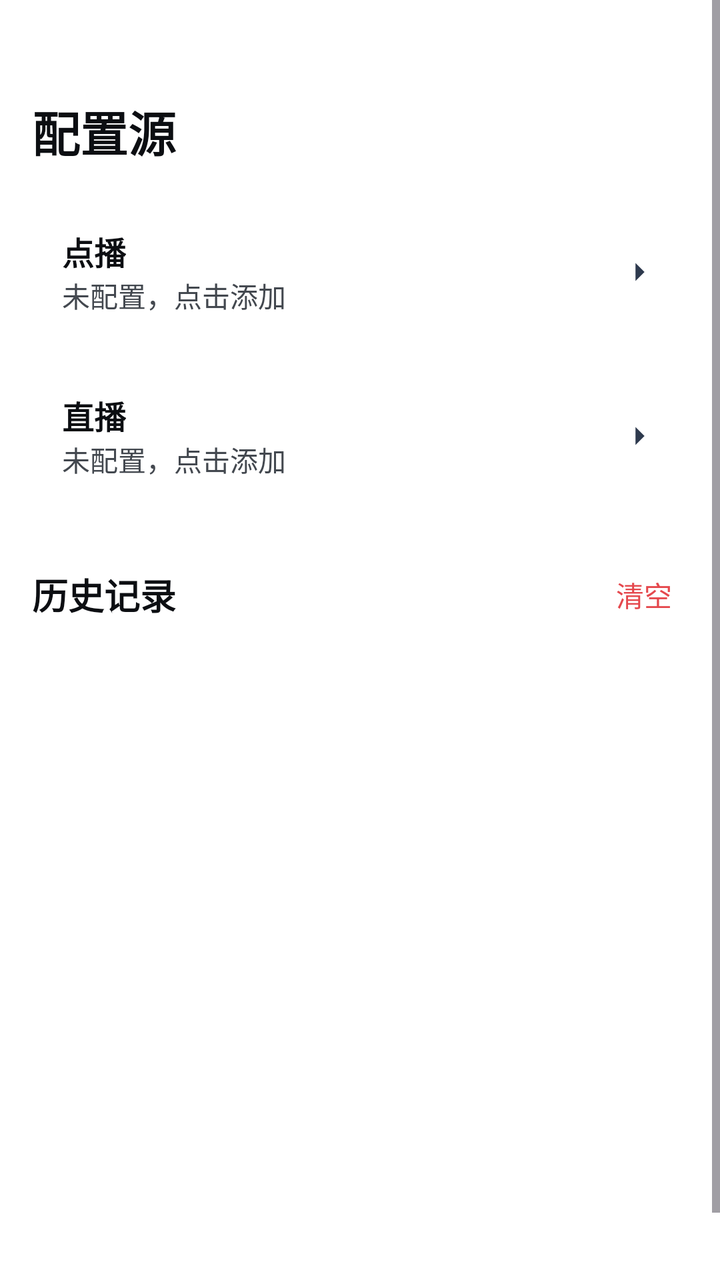
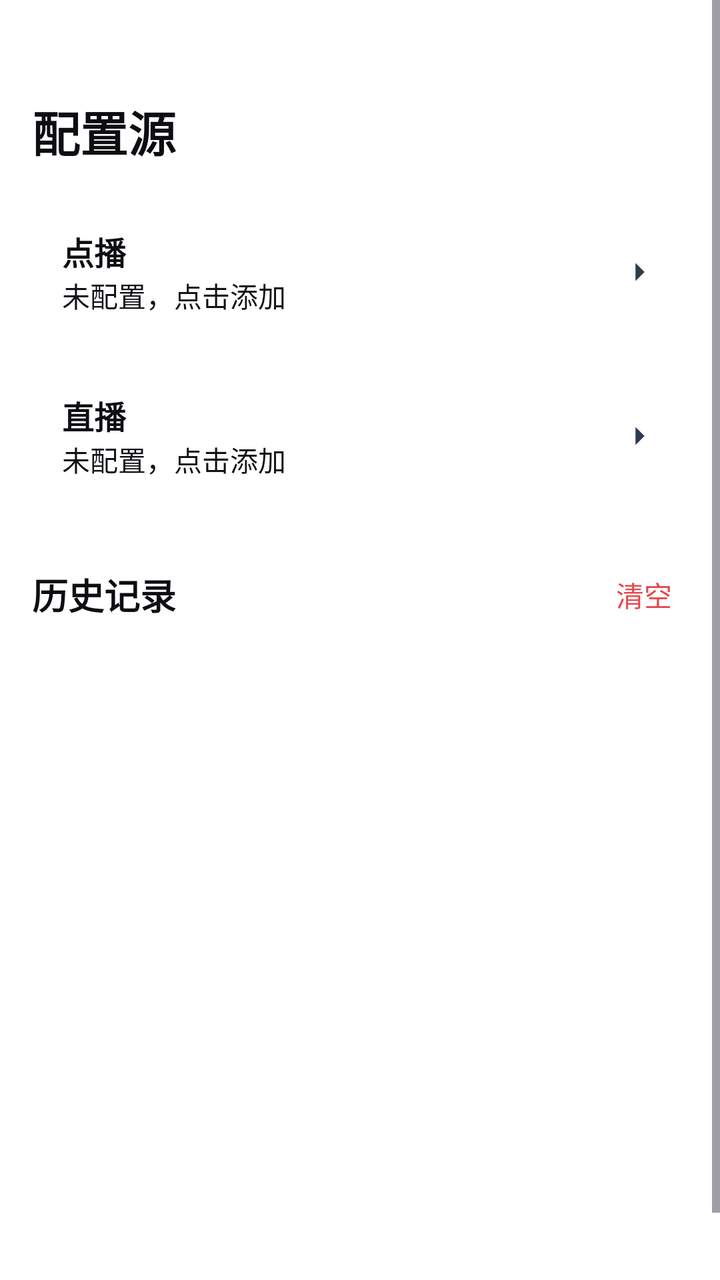

The first picture is an Android layout as it rendered before a commit; the second is the same layout after the commit. The layout source and the unified diff follow.
<!-- AndroidManifest.xml: another module's application theme Theme.App -->
<!-- res/layout/activity_config_source.xml -->
<?xml version="1.0" encoding="utf-8"?>
<ScrollView xmlns:android="http://schemas.android.com/apk/res/android"
    android:layout_width="match_parent"
    android:layout_height="match_parent"
    android:fillViewport="true">
    <LinearLayout
        android:layout_width="match_parent"
        android:layout_height="wrap_content"
        android:orientation="vertical"
        android:paddingLeft="16dp"
        android:paddingRight="16dp"
        android:paddingTop="48dp"
        android:paddingBottom="16dp">
        <TextView
            android:layout_width="wrap_content"
            android:layout_height="wrap_content"
            android:text="配置源"
            android:textColor="#0C0E12"
            android:textSize="24sp"
            android:textStyle="bold"
            android:layout_marginBottom="16dp" />
        <LinearLayout
            android:id="@+id/card_vod"
            android:layout_width="match_parent"
            android:layout_height="wrap_content"
            android:layout_marginBottom="8dp"
            android:background="@drawable/xc_setcard_v2"
            android:clickable="true"
            android:focusable="true"
            android:foreground="?attr/selectableItemBackground"
            android:gravity="center_vertical"
            android:minHeight="64dp"
            android:orientation="horizontal"
            android:padding="15dp">
            <LinearLayout
                android:layout_width="0dp"
                android:layout_height="wrap_content"
                android:layout_weight="1"
                android:orientation="vertical">
                <TextView
                    android:layout_width="wrap_content"
                    android:layout_height="wrap_content"
                    android:text="点播"
                    android:textColor="#0C0E12"
                    android:textSize="16sp"
                    android:textStyle="bold" />
                <TextView
                    android:id="@+id/tv_vod_name"
                    android:layout_width="wrap_content"
                    android:layout_height="wrap_content"
                    android:textColor="#0C0E12"
                    android:textSize="14sp"
                    android:visibility="gone" />
                <TextView
                    android:id="@+id/tv_vod_url"
                    android:layout_width="match_parent"
                    android:layout_height="wrap_content"
                    android:textColor="#43484F"
                    android:textSize="12sp"
                    android:maxLines="1"
                    android:ellipsize="end"
                    android:visibility="gone" />
                <TextView
                    android:id="@+id/tv_vod_empty"
                    android:layout_width="wrap_content"
                    android:layout_height="wrap_content"
                    android:text="未配置，点击添加"
                    android:textColor="#43484F"
                    android:textSize="14sp" />
            </LinearLayout>
            <ImageView
                android:layout_width="18dp"
                android:layout_height="18dp"
                android:src="@drawable/ic_chev_v2" />
        </LinearLayout>
        <LinearLayout
            android:id="@+id/card_live"
            android:layout_width="match_parent"
            android:layout_height="wrap_content"
            android:layout_marginBottom="8dp"
            android:background="@drawable/xc_setcard_v2"
            android:clickable="true"
            android:focusable="true"
            android:foreground="?attr/selectableItemBackground"
            android:gravity="center_vertical"
            android:minHeight="64dp"
            android:orientation="horizontal"
            android:padding="15dp">
            <LinearLayout
                android:layout_width="0dp"
                android:layout_height="wrap_content"
                android:layout_weight="1"
                android:orientation="vertical">
                <TextView
                    android:layout_width="wrap_content"
                    android:layout_height="wrap_content"
                    android:text="直播"
                    android:textColor="#0C0E12"
                    android:textSize="16sp"
                    android:textStyle="bold" />
                <TextView
                    android:id="@+id/tv_live_name"
                    android:layout_width="wrap_content"
                    android:layout_height="wrap_content"
                    android:textColor="#0C0E12"
                    android:textSize="14sp"
                    android:visibility="gone" />
                <TextView
                    android:id="@+id/tv_live_url"
                    android:layout_width="match_parent"
                    android:layout_height="wrap_content"
                    android:textColor="#43484F"
                    android:textSize="12sp"
                    android:maxLines="1"
                    android:ellipsize="end"
                    android:visibility="gone" />
                <TextView
                    android:id="@+id/tv_live_empty"
                    android:layout_width="wrap_content"
                    android:layout_height="wrap_content"
                    android:text="未配置，点击添加"
                    android:textColor="#43484F"
                    android:textSize="14sp" />
            </LinearLayout>
            <ImageView
                android:layout_width="18dp"
                android:layout_height="18dp"
                android:src="@drawable/ic_chev_v2" />
        </LinearLayout>

        <RelativeLayout
            android:layout_width="match_parent"
            android:layout_height="wrap_content"
            android:layout_marginTop="16dp"
            android:layout_marginBottom="8dp">

            <TextView
                android:layout_width="wrap_content"
                android:layout_height="wrap_content"
                android:layout_centerVertical="true"
                android:text="历史记录"
                android:textColor="#0C0E12"
                android:textSize="18sp"
                android:textStyle="bold" />

            <TextView
                android:id="@+id/tv_history_clear"
                android:layout_width="wrap_content"
                android:layout_height="wrap_content"
                android:layout_alignParentEnd="true"
                android:layout_centerVertical="true"
                android:background="?attr/selectableItemBackgroundBorderless"
                android:padding="8dp"
                android:text="清空"
                android:textColor="#E5484D"
                android:textSize="14sp" />
        </RelativeLayout>

        <LinearLayout
            android:layout_width="match_parent"
            android:layout_height="wrap_content"
            android:background="@drawable/xc_setcard_v2"
            android:padding="8dp">

            <androidx.recyclerview.widget.RecyclerView
                android:id="@+id/rv_history"
                android:layout_width="match_parent"
                android:layout_height="320dp"
                android:clipToPadding="false" />
        </LinearLayout>
    </LinearLayout>
</ScrollView>
<!-- resources referenced by this layout -->
<resources>
  <!-- drawable ic_chev_v2 (drawable) -->
  <?xml version="1.0" encoding="utf-8"?>
  <vector xmlns:android="http://schemas.android.com/apk/res/android"
      android:width="18dp"
      android:height="18dp"
      android:viewportWidth="24"
      android:viewportHeight="24">
      <path
          android:fillColor="#2E3A4E"
          android:pathData="M9,6l6,6l-6,6" />
  </vector>
  <!-- drawable xc_setcard_v2 (drawable) -->
  <?xml version="1.0" encoding="utf-8"?>
  <shape xmlns:android="http://schemas.android.com/apk/res/android" android:shape="rectangle">
      <corners android:radius="10dp" />
      <solid android:color="#57FFFFFF" />
      <stroke android:width="1dp" android:color="#61FFFFFF" />
  </shape>
  <style name="Theme.App" parent="Theme.XingChen">
          <item name="android:windowDisablePreview">true</item>
          <item name="android:windowSplashScreenBackground">#000000</item>
          <item name="android:windowBackground">#000000</item>
      </style>
  <style name="Theme.XingChen" parent="Theme.Material3.DayNight.NoActionBar">
          <item name="android:windowBackground">@android:color/transparent</item>
                <item name="android:colorBackground">@android:color/transparent</item>
          <item name="colorPrimary">#f0a400</item>
          <item name="colorPrimaryVariant">#c07f00</item>
          <item name="colorOnPrimary">@android:color/white</item>
      </style>
</resources>

<!-- the commit's change to res/layout/activity_config_source.xml (unified diff, before → after) -->
@@ -55,7 +55,7 @@
                     android:id="@+id/tv_vod_url"
                     android:layout_width="match_parent"
                     android:layout_height="wrap_content"
-                    android:textColor="#43484F"
+                    android:textColor="#101216"
                     android:textSize="12sp"
                     android:maxLines="1"
                     android:ellipsize="end"
@@ -65,7 +65,7 @@
                     android:layout_width="wrap_content"
                     android:layout_height="wrap_content"
                     android:text="未配置，点击添加"
-                    android:textColor="#43484F"
+                    android:textColor="#101216"
                     android:textSize="14sp" />
             </LinearLayout>
             <ImageView
@@ -109,7 +109,7 @@
                     android:id="@+id/tv_live_url"
                     android:layout_width="match_parent"
                     android:layout_height="wrap_content"
-                    android:textColor="#43484F"
+                    android:textColor="#101216"
                     android:textSize="12sp"
                     android:maxLines="1"
                     android:ellipsize="end"
@@ -119,7 +119,7 @@
                     android:layout_width="wrap_content"
                     android:layout_height="wrap_content"
                     android:text="未配置，点击添加"
-                    android:textColor="#43484F"
+                    android:textColor="#101216"
                     android:textSize="14sp" />
             </LinearLayout>
             <ImageView
